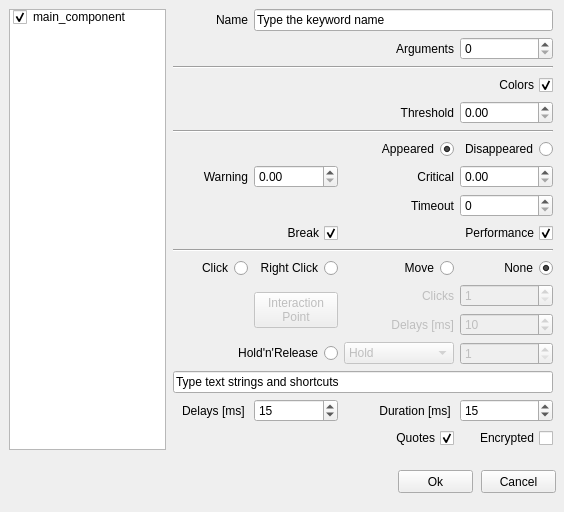
Before: the Qt Designer form alyvix/extra/robotide/qt_ui/alyvix_image_finder_properties_view.ui in alyvix/alyvix, drawn with Qt 5.
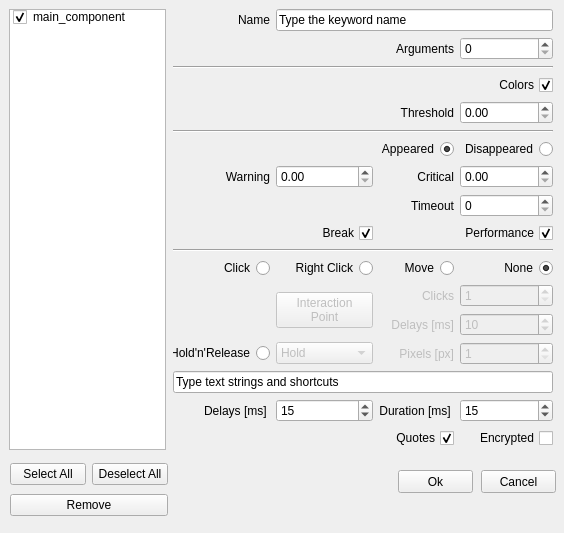
After: the same form once the commit is applied.

What changed in the file:
```diff
--- a/alyvix/extra/robotide/qt_ui/alyvix_image_finder_properties_view.ui
+++ b/alyvix/extra/robotide/qt_ui/alyvix_image_finder_properties_view.ui
@@ -7,7 +7,7 @@
     <x>0</x>
     <y>0</y>
     <width>564</width>
-    <height>512</height>
+    <height>533</height>
    </rect>
   </property>
   <property name="windowTitle">
@@ -291,19 +291,6 @@
        </attribute>
       </widget>
      </item>
-     <item row="14" column="0" colspan="2">
-      <widget class="QRadioButton" name="holdreleaseRadio">
-       <property name="layoutDirection">
-        <enum>Qt::RightToLeft</enum>
-       </property>
-       <property name="text">
-        <string>Hold'n'Release</string>
-       </property>
-       <attribute name="buttonGroup">
-        <string notr="true">buttonGroup_2</string>
-       </attribute>
-      </widget>
-     </item>
      <item row="6" column="0" colspan="3">
       <widget class="QRadioButton" name="wait_radio">
        <property name="layoutDirection">
@@ -454,43 +441,6 @@
        </property>
       </widget>
      </item>
-     <item row="14" column="2">
-      <widget class="QComboBox" name="holdreleaseComboBox">
-       <property name="enabled">
-        <bool>false</bool>
-       </property>
-       <item>
-        <property name="text">
-         <string>Hold</string>
-        </property>
-       </item>
-       <item>
-        <property name="text">
-         <string>Release</string>
-        </property>
-       </item>
-       <item>
-        <property name="text">
-         <string>Release Up</string>
-        </property>
-       </item>
-       <item>
-        <property name="text">
-         <string>Release Down</string>
-        </property>
-       </item>
-       <item>
-        <property name="text">
-         <string>Release Left</string>
-        </property>
-       </item>
-       <item>
-        <property name="text">
-         <string>Release Right</string>
-        </property>
-       </item>
-      </widget>
-     </item>
      <item row="5" column="0" colspan="4">
       <widget class="Line" name="line_8">
        <property name="orientation">
@@ -622,6 +572,69 @@
        </property>
       </widget>
      </item>
+     <item row="14" column="0">
+      <widget class="QRadioButton" name="holdreleaseRadio">
+       <property name="layoutDirection">
+        <enum>Qt::RightToLeft</enum>
+       </property>
+       <property name="text">
+        <string>Hold'n'Release</string>
+       </property>
+       <attribute name="buttonGroup">
+        <string notr="true">buttonGroup_2</string>
+       </attribute>
+      </widget>
+     </item>
+     <item row="14" column="2">
+      <widget class="QLabel" name="labelPixels">
+       <property name="enabled">
+        <bool>false</bool>
+       </property>
+       <property name="text">
+        <string>Pixels [px]</string>
+       </property>
+       <property name="alignment">
+        <set>Qt::AlignRight|Qt::AlignTrailing|Qt::AlignVCenter</set>
+       </property>
+      </widget>
+     </item>
+     <item row="14" column="1">
+      <widget class="QComboBox" name="holdreleaseComboBox">
+       <property name="enabled">
+        <bool>false</bool>
+       </property>
+       <item>
+        <property name="text">
+         <string>Hold</string>
+        </property>
+       </item>
+       <item>
+        <property name="text">
+         <string>Release</string>
+        </property>
+       </item>
+       <item>
+        <property name="text">
+         <string>Release Up</string>
+        </property>
+       </item>
+       <item>
+        <property name="text">
+         <string>Release Down</string>
+        </property>
+       </item>
+       <item>
+        <property name="text">
+         <string>Release Left</string>
+        </property>
+       </item>
+       <item>
+        <property name="text">
+         <string>Release Right</string>
+        </property>
+       </item>
+      </widget>
+     </item>
     </layout>
    </widget>
   </widget>
@@ -1098,6 +1111,39 @@
     <string notr="true">buttonGroup_5</string>
    </attribute>
   </widget>
+  <widget class="QWidget" name="gridLayoutWidget_3">
+   <property name="geometry">
+    <rect>
+     <x>10</x>
+     <y>460</y>
+     <width>158</width>
+     <height>61</height>
+    </rect>
+   </property>
+   <layout class="QGridLayout" name="gridLayout_3">
+    <item row="0" column="0">
+     <widget class="QPushButton" name="pushButtonSelAll">
+      <property name="text">
+       <string>Select All</string>
+      </property>
+     </widget>
+    </item>
+    <item row="0" column="1">
+     <widget class="QPushButton" name="pushButtonDesAll">
+      <property name="text">
+       <string>Deselect All</string>
+      </property>
+     </widget>
+    </item>
+    <item row="1" column="0" colspan="2">
+     <widget class="QPushButton" name="pushButtonDelete">
+      <property name="text">
+       <string>Remove</string>
+      </property>
+     </widget>
+    </item>
+   </layout>
+  </widget>
  </widget>
  <resources/>
  <connections/>
```
Left out of the diff: 337 changed lines with no effect on the pictures.
